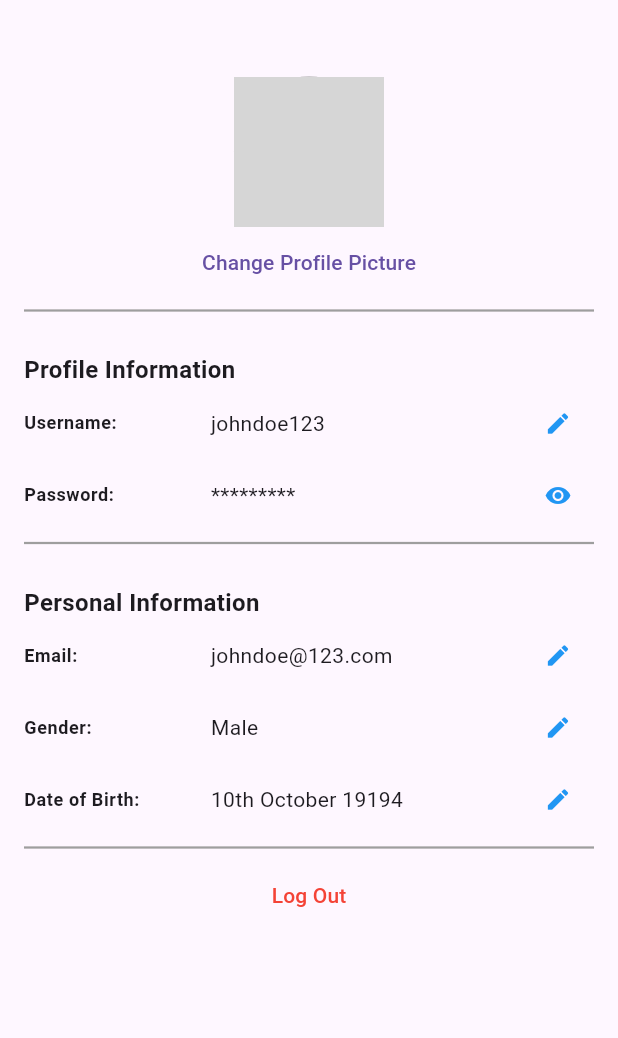
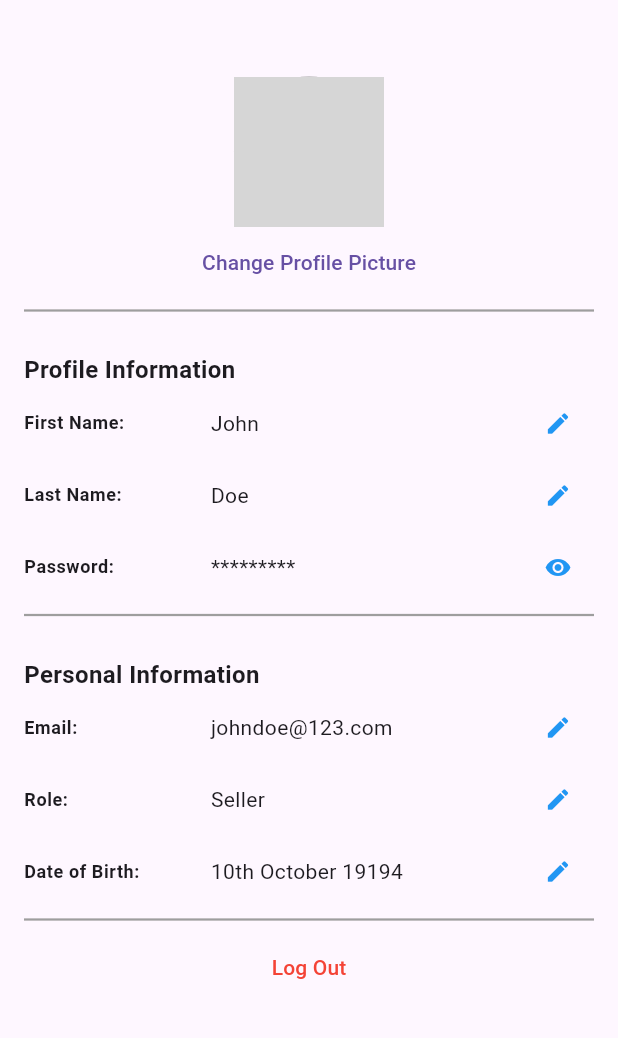
Before and after one commit to ReindorfN/market_navigator, a Flutter app: the ProfileScreen screen opened directly, on a phone screen of 412 x 824 dp, the part 84-1122 px from its top. Run offline on Flutter 3.47's test engine with Material 3 defaults, Android fonts, the phone set to English and light mode, and no system bars; our stand-ins replace cloud_firestore, firebase_auth, firebase_core, flutter_form_builder, form_builder_validators, smooth_page_indicator; accounts and stored records are empty; network calls fail; grey boxes are pictures that could not be loaded.

Commit message:
Working on role based access

```diff
--- a/lib/Screens/home_screen.dart
+++ b/lib/Screens/home_screen.dart
@@ -3,6 +3,7 @@
 import '../widgets/category_card.dart';
 import '../widgets/product_card.dart';
 import 'search_screen.dart';
+import '../services/home_services.dart';
 
 import '../main.dart'
     as main_component; // Import NavigationDrawer from main.dart
--- a/lib/Screens/login.dart
+++ b/lib/Screens/login.dart
@@ -42,7 +42,7 @@
                   'Login successful! Welcome ${userCredential.user?.email}')),
         );
 
-        Navigator.of(context).pushReplacement(
+        Navigator.of(context).push(
           MaterialPageRoute(builder: (context) => HomeScreen()),
         );
       } on FirebaseAuthException catch (e) {
--- a/lib/Screens/profile.dart
+++ b/lib/Screens/profile.dart
@@ -51,11 +51,11 @@
                 /// Username Row
                 Row(
                   children: [
-                    /// Username Label (Takes 3 parts of space)
+                    /// Name labels
                     Expanded(
                       flex: 3,
                       child: Text(
-                        'Username:',
+                        'First Name:',
                         style: Theme.of(context).textTheme.bodySmall?.copyWith(
                               fontWeight: FontWeight.bold,
                             ),
@@ -66,7 +66,42 @@
                     Expanded(
                       flex: 5,
                       child: Text(
-                        'johndoe123',
+                        'John',
+                        style: Theme.of(context).textTheme.bodyMedium,
+                        overflow: TextOverflow.ellipsis,
+                      ),
+                    ),
+
+                    /// Edit Icon (Pencil)
+                    IconButton(
+                      icon:
+                          const Icon(Icons.edit, size: 18, color: Colors.blue),
+                      onPressed: () {
+                        // Handle editing action here
+                        // print('Edit user Clicked');
+                      },
+                    ),
+                  ],
+                ),
+
+                //lsatname
+                Row(
+                  children: [
+                    ///
+                    Expanded(
+                      flex: 3,
+                      child: Text(
+                        'Last Name:',
+                        style: Theme.of(context).textTheme.bodySmall?.copyWith(
+                              fontWeight: FontWeight.bold,
+                            ),
+                      ),
+                    ),
+
+                    Expanded(
+                      flex: 5,
+                      child: Text(
+                        'Doe',
                         style: Theme.of(context).textTheme.bodyMedium,
                         overflow: TextOverflow.ellipsis,
                       ),
@@ -172,7 +207,7 @@
                     Expanded(
                       flex: 3,
                       child: Text(
-                        'Gender:',
+                        'Role: ',
                         style: Theme.of(context).textTheme.bodySmall?.copyWith(
                               fontWeight: FontWeight.bold,
                             ),
@@ -183,7 +218,7 @@
                     Expanded(
                       flex: 5,
                       child: Text(
-                        'Male',
+                        'Seller',
                         style: Theme.of(context).textTheme.bodyMedium,
                         overflow: TextOverflow.ellipsis,
                       ),
```
Also changed, not shown: lib/services/home_services.dart (+11 -0 lines), pubspec.lock, 1 other file.
